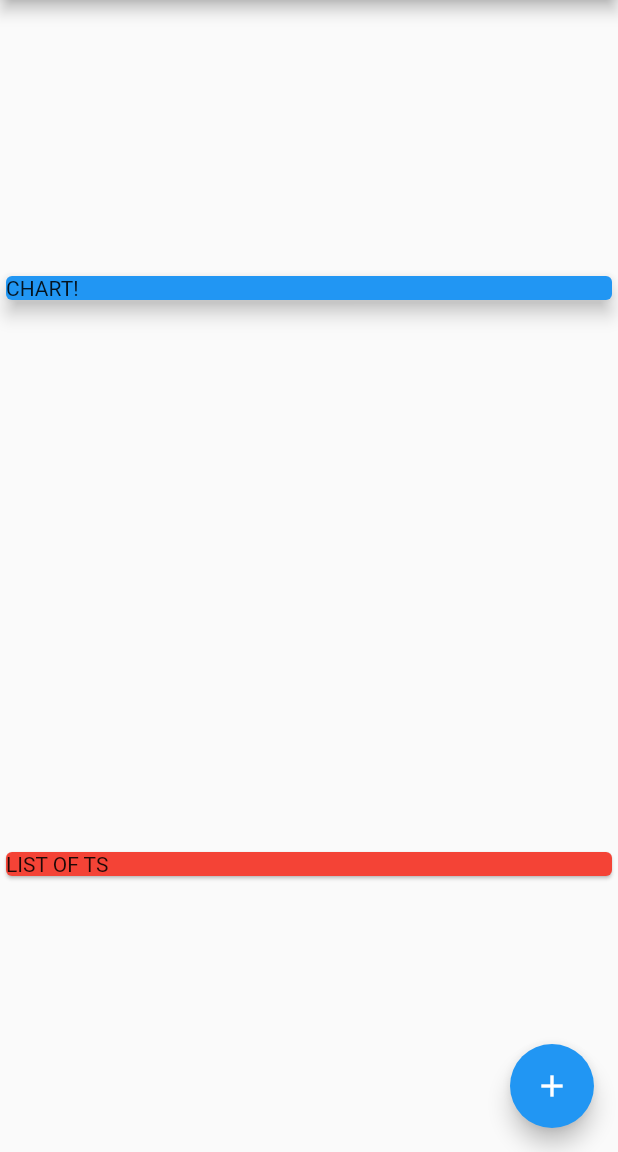
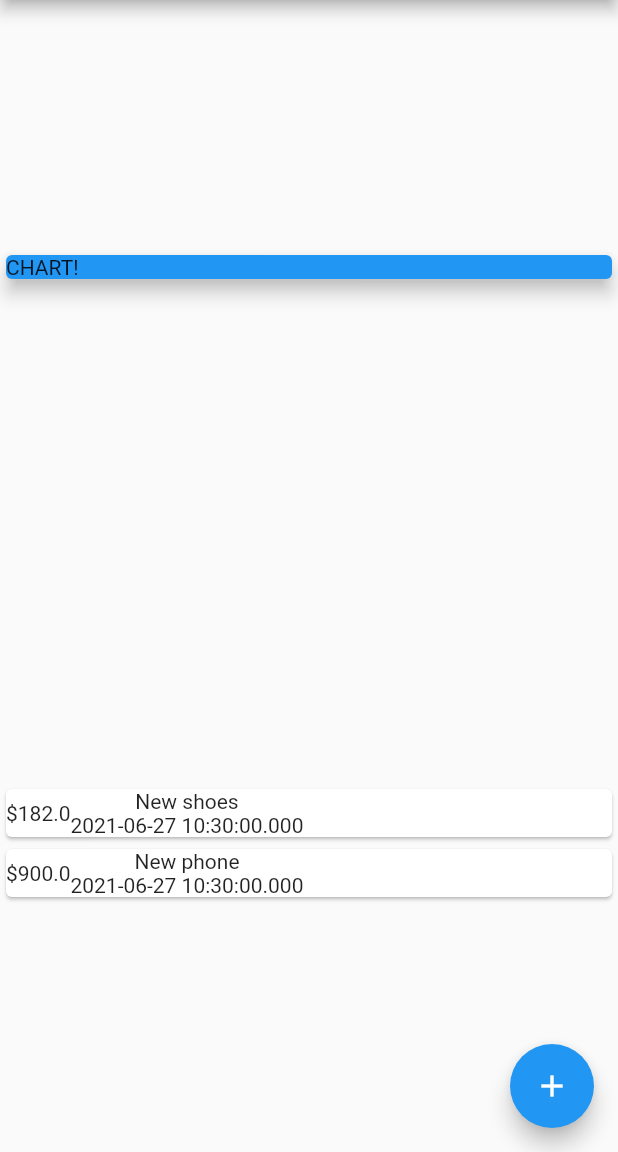
Before and after one commit to santiagobonessi/personal_expenses, a Flutter app: the screen it shows after launch, on a phone screen of 412 x 824 dp, the part 84-1236 px from its top. Run offline on Flutter 3.47's test engine with Material 2 defaults, Android fonts, the phone set to English and light mode, and no system bars.

```diff
--- a/lib/main.dart
+++ b/lib/main.dart
@@ -43,9 +43,24 @@ class MyHomePage extends StatelessWidget {
               elevation: 5,
             ),
           ),
-          Card(
-            color: Colors.red,
-            child: Text('LIST OF TS'),
+          Column(
+            children: transactions.map((tx) {
+              return Card(
+                child: Row(
+                  children: [
+                    Container(
+                      child: Text('\$${tx.amount}'),
+                    ),
+                    Column(
+                      children: [
+                        Text(tx.title),
+                        Text(tx.date.toString()),
+                      ],
+                    ),
+                  ],
+                ),
+              );
+            }).toList(),
           ),
         ],
       ),
```
